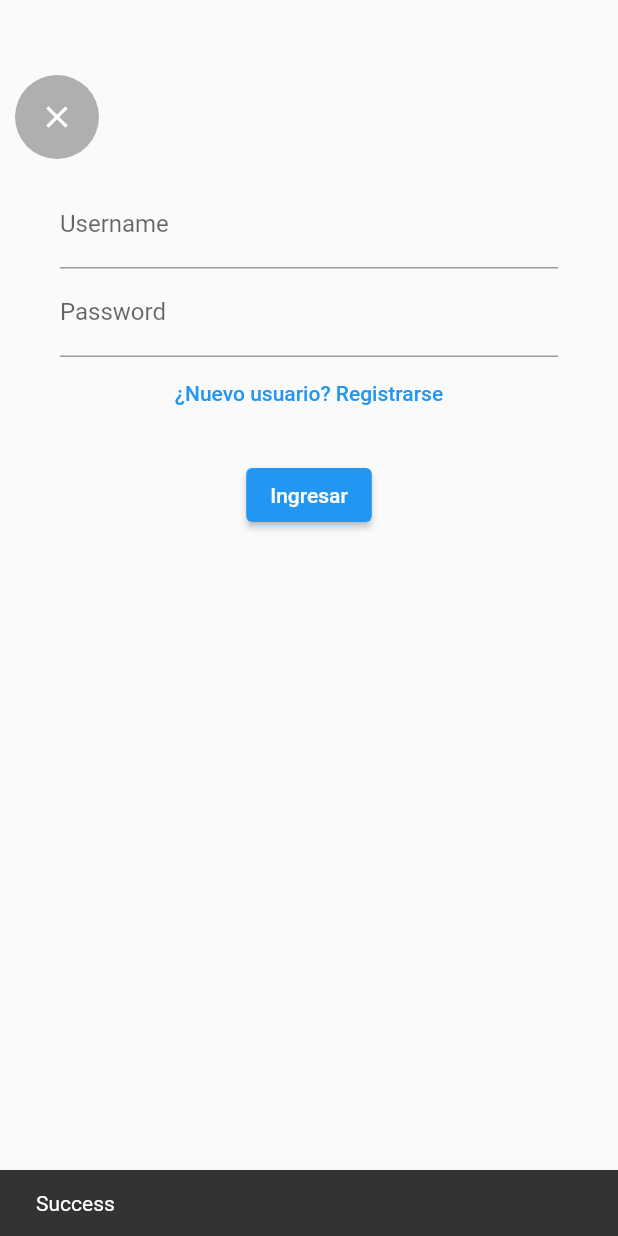
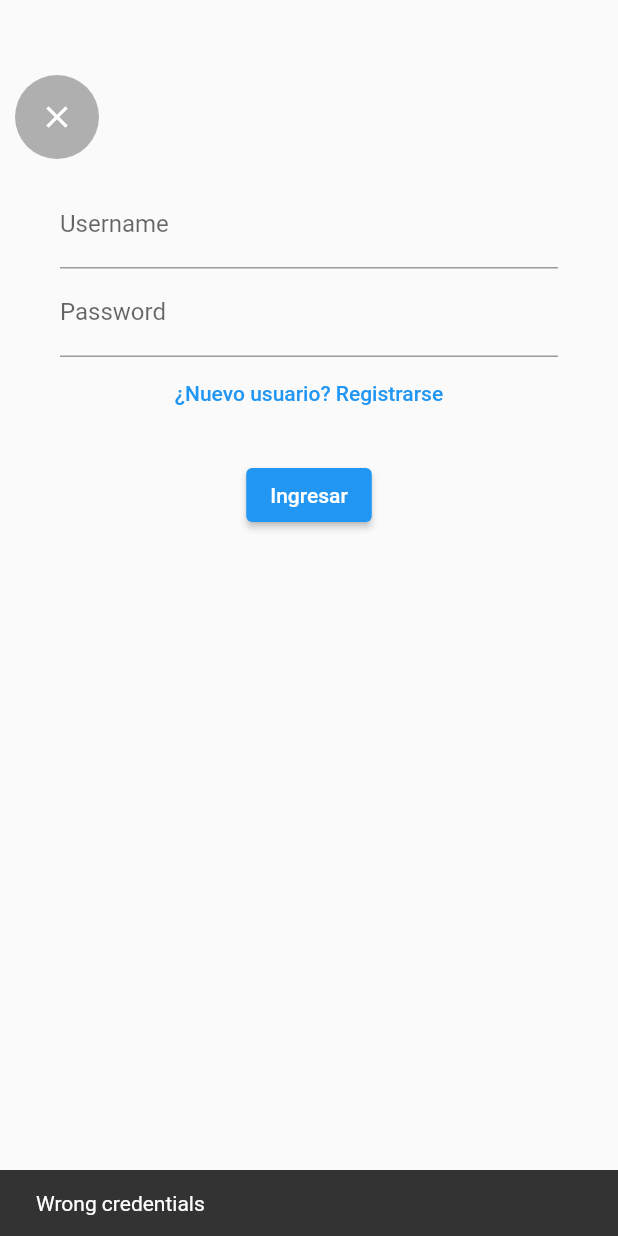
Before and after one commit to luisdev20/MS-Mine, a Flutter app: the frmLogin screen opened directly, after a tap on "Ingresar", on a phone screen of 412 x 824 dp. Run offline on Flutter 3.47's test engine with Material 2 defaults, Android fonts, the phone set to English and light mode, and no system bars; our stand-ins replace cloud_firestore, firebase_core, firebase_storage, go_router, image_picker and 1 more; missing offline and left inert: dart:ffi, sql_conn; accounts and stored records are empty; network calls fail.

Commit message:
working application

```diff
--- a/lib/application/use_cases/frmLogin.dart
+++ b/lib/application/use_cases/frmLogin.dart
@@ -4,7 +4,6 @@ import 'package:minems/infrastructure/controllers/conexion.dart';
 
 final txtUN = TextEditingController();
 final txtPW = TextEditingController();
-const loginsuccess = SnackBar(content: Text('Success'));
 
 class frmLogin extends StatefulWidget {
   State<frmLogin> createState() => _frmLoginState();
@@ -52,11 +51,16 @@ class _frmLoginState extends State<frmLogin> {
                   ),
                   ElevatedButton(
                       onPressed: () async {
-                        await loginDB(txtUN.text, txtPW.text);
-                        txtUN.clear();
-                        txtPW.clear();
-                        ScaffoldMessenger.of(context)
-                            .showSnackBar(loginsuccess);
+                        if (await loginDB(txtUN.text, txtPW.text) == true) {
+                          ScaffoldMessenger.of(context)
+                              .showSnackBar(SnackBar(content: Text('Success')));
+                          context.push('/frmlogin/userPage');
+                        } else {
+                          txtUN.clear();
+                          txtPW.clear();
+                          ScaffoldMessenger.of(context).showSnackBar(
+                              SnackBar(content: Text('Wrong credentials')));
+                        }
                       },
                       child: Text('Ingresar'))
                 ],
--- a/lib/homeScreen.dart
+++ b/lib/application/use_cases/homeScreen.dart
@@ -3,7 +3,7 @@ import 'package:minems/application/use_cases/frmRegister.dart';
 import 'package:minems/application/use_cases/userPage.dart';
 import 'package:go_router/go_router.dart';
 import 'package:minems/infrastructure/controllers/conexion.dart';
-import 'firebase_options.dart';
+import '../../firebase_options.dart';
 // Smooth Page Indicator
 import 'package:smooth_page_indicator/smooth_page_indicator.dart'
     as smooth_page_indicator;
--- a/lib/application/use_cases/userPage.dart
+++ b/lib/application/use_cases/userPage.dart
@@ -30,7 +30,7 @@ Widget buildLogin(BuildContext context) => Container(
       child: Column(
         children: const [
           CircleAvatar(
-            radius: 52,
+            radius: 60,
             backgroundImage: NetworkImage(
                 'https://scontent.flim16-2.fna.fbcdn.net/v/t1.6435-9/65639738_1186634241506683_2621134518303588352_n.jpg?_nc_cat=105&ccb=1-7&_nc_sid=09cbfe&_nc_eui2=AeH_eikVPmgzX5nWx8O2dcFENjWoxVoed1Q2NajFWh53VCYzlAzkiK622HIAEk5O36sztoZMaA3-cwDVLFoo2gEC&_nc_ohc=482uV8oG-Q0AX8C58fY&_nc_ht=scontent.flim16-2.fna&oh=00_AfDxwklGPcgiFf2rQqabOycM-CXgW0WsPSary03PACGJ0Q&oe=63D4B5CD'),
           ),
--- a/lib/infrastructure/controllers/ctipo_usuario.dart
+++ b/lib/infrastructure/controllers/ctipo_usuario.dart
@@ -1,6 +1,6 @@
 import 'package:minems/domain/entities/tipo_usuario.dart';
 import 'package:minems/infrastructure/controllers/conexion.dart';
-
+/*
 class ctipo_usuario {
   conexion con = conexion();
   ctipo_usuario() {
@@ -25,3 +25,4 @@ class ctipo_usuario {
     con.write("DELETE FROM tipo_usuarios WHERE codigo='${dato.Codigo}'");
   }
 }
+*/
--- /dev/null
+++ b/lib/infrastructure/controllers/router.dart
@@ -0,0 +1,40 @@
+import 'package:flutter/material.dart';
+import 'package:go_router/go_router.dart';
+import 'package:minems/application/use_cases/frmRegister.dart';
+import 'package:minems/application/use_cases/userPage.dart';
+import 'package:minems/application/use_cases/errorScreen.dart';
+import 'package:minems/application/use_cases/homeScreen.dart';
+
+final router = GoRouter(
+  errorBuilder: (context, state) => const ErrorScreen(),
+  routes: [
+    GoRoute(
+      name: "home",
+      path: '/',
+      builder: (context, state) => const HomeScreen(),
+    ),
+    GoRoute(
+      name: "login",
+      path: '/frmlogin',
+      pageBuilder: (context, state) => CustomTransitionPage<void>(
+          key: state.pageKey,
+          child: UserPage(),
+          transitionsBuilder: (context, animation, secondaryAnimation, child) =>
+              FadeTransition(opacity: animation, child: child)),
+    ),
+    GoRoute(
+      name: "register",
+      path: '/frmlogin/frmregister',
+      pageBuilder: (context, state) => CustomTransitionPage<void>(
+          key: state.pageKey,
+          child: frmRegister(),
+          transitionsBuilder: (context, animation, secondaryAnimation, child) =>
+              FadeTransition(opacity: animation, child: child)),
+    ),
+    GoRoute(
+      name: "user",
+      path: '/userpage',
+      builder: (__, _) => const UserPage(),
+    ),
+  ],
+);
--- a/lib/infrastructure/entity_manager/etipo_usuario.dart
+++ b/lib/infrastructure/entity_manager/etipo_usuario.dart
@@ -1,6 +1,6 @@
 import 'package:minems/domain/entities/tipo_usuario.dart';
 import 'package:minems/infrastructure/controllers/ctipo_usuario.dart';
-
+/*
 class etipo_usuario {
   ctipo_usuario ec = ctipo_usuario();
   etipo_usuario() {
@@ -22,3 +22,4 @@ class etipo_usuario {
     ec.delete(tipo_usuario(codigo, ''));
   }
 }
+*/
--- a/lib/main.dart
+++ b/lib/main.dart
@@ -1,20 +1,11 @@
 import 'package:flutter/material.dart';
-import 'package:cloud_firestore/cloud_firestore.dart';
 import 'package:firebase_core/firebase_core.dart';
-import 'package:minems/application/use_cases/frmLogin.dart';
-import 'package:minems/application/use_cases/frmManProfile.dart';
-import 'package:minems/application/use_cases/frmRegister.dart';
+import 'package:minems/infrastructure/controllers/router.dart';
 // Import the generated file
 import 'firebase_options.dart';
-// To use GoRouter
-import 'package:go_router/go_router.dart';
 // For Firebase Auth
 //import 'package:firebase_auth/firebase_auth.dart' hide EmailAuthProvider;
 //import 'package:firebase_ui_auth/firebase_ui_auth.dart';
-
-import 'package:minems/errorScreen.dart';
-import 'package:minems/homeScreen.dart';
-import 'package:minems/application/use_cases/userPage.dart';
 
 void main() async {
   WidgetsFlutterBinding.ensureInitialized();
@@ -29,43 +20,9 @@ class MyApp extends StatelessWidget {
   @override
   Widget build(BuildContext context) {
     return MaterialApp.router(
-      routeInformationParser: _router.routeInformationParser,
-      routerDelegate: _router.routerDelegate,
+      routeInformationParser: router.routeInformationParser,
+      routerDelegate: router.routerDelegate,
       debugShowCheckedModeBanner: false,
     );
   }
 }
-
-final _router = GoRouter(
-  errorBuilder: (context, state) => const ErrorScreen(),
-  routes: [
-    GoRoute(
-      name: "home",
-      path: '/',
-      builder: (context, state) => const HomeScreen(),
-    ),
-    GoRoute(
-      name: "login",
-      path: '/frmlogin',
-      pageBuilder: (context, state) => CustomTransitionPage<void>(
-          key: state.pageKey,
-          child: frmManProfile(),
-          transitionsBuilder: (context, animation, secondaryAnimation, child) =>
-              FadeTransition(opacity: animation, child: child)),
-    ),
-    GoRoute(
-      name: "register",
-      path: '/frmlogin/frmregister',
-      pageBuilder: (context, state) => CustomTransitionPage<void>(
-          key: state.pageKey,
-          child: frmRegister(),
-          transitionsBuilder: (context, animation, secondaryAnimation, child) =>
-              FadeTransition(opacity: animation, child: child)),
-    ),
-    GoRoute(
-      name: "user",
-      path: '/userpage',
-      builder: (__, _) => const UserPage(),
-    ),
-  ],
-);
```
Also changed, not shown: lib/application/use_cases/frmManProfile.dart (+18 -7 lines), lib/infrastructure/controllers/conexion.dart (+30 -58 lines), lib/application/use_cases/errorScreen.dart (renamed from lib/errorScreen.dart).
